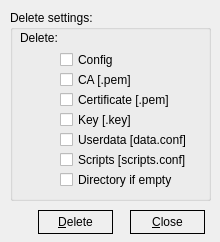
Securepoint/openvpn-client, file deleteconfig.ui: the form before one commit.
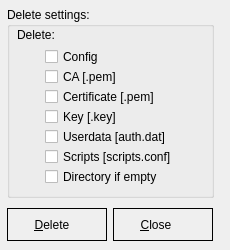
The form after the commit. Icons and pictures are not drawn.

Commit message: [SSL VPN Client] * newest version * joining both clients into one code base * GUI changed * several bugfixes * crypted userdata * new commandline Parameter * authenticationdialogs on demand * making most classes singleton * adding 64bit check * adding 64bit TAP driver and tapinstall [thanks to openvpn] * removing TAP info * adding tango items [tango.freedesktop.org] :) * manging configurations with the GUI, didn't delete all fields now. * many many more ...

```diff
--- a/deleteconfig.ui
+++ b/deleteconfig.ui
@@ -6,20 +6,20 @@
    <rect>
     <x>0</x>
     <y>0</y>
-    <width>220</width>
-    <height>242</height>
+    <width>230</width>
+    <height>250</height>
    </rect>
   </property>
   <property name="minimumSize">
    <size>
-    <width>220</width>
-    <height>242</height>
+    <width>230</width>
+    <height>250</height>
    </size>
   </property>
   <property name="maximumSize">
    <size>
-    <width>220</width>
-    <height>242</height>
+    <width>230</width>
+    <height>250</height>
    </size>
   </property>
   <property name="windowTitle">
@@ -35,9 +35,9 @@
   <widget class="QGroupBox" name="groupBox">
    <property name="geometry">
     <rect>
-     <x>10</x>
-     <y>10</y>
-     <width>201</width>
+     <x>7</x>
+     <y>7</y>
+     <width>207</width>
      <height>191</height>
     </rect>
    </property>
@@ -60,9 +60,9 @@
    <widget class="QCheckBox" name="cbConfigFile">
     <property name="geometry">
      <rect>
-      <x>50</x>
+      <x>38</x>
       <y>40</y>
-      <width>61</width>
+      <width>161</width>
       <height>19</height>
      </rect>
     </property>
@@ -108,9 +108,9 @@
    <widget class="QCheckBox" name="cbCA">
     <property name="geometry">
      <rect>
-      <x>50</x>
+      <x>38</x>
       <y>60</y>
-      <width>71</width>
+      <width>161</width>
       <height>19</height>
      </rect>
     </property>
@@ -156,9 +156,9 @@
    <widget class="QCheckBox" name="cbCert">
     <property name="geometry">
      <rect>
-      <x>50</x>
+      <x>38</x>
       <y>80</y>
-      <width>111</width>
+      <width>161</width>
       <height>19</height>
      </rect>
     </property>
@@ -204,9 +204,9 @@
    <widget class="QCheckBox" name="cbKey">
     <property name="geometry">
      <rect>
-      <x>50</x>
+      <x>38</x>
       <y>100</y>
-      <width>71</width>
+      <width>151</width>
       <height>19</height>
      </rect>
     </property>
@@ -252,9 +252,9 @@
    <widget class="QCheckBox" name="cbUserdata">
     <property name="geometry">
      <rect>
-      <x>50</x>
+      <x>38</x>
       <y>120</y>
-      <width>131</width>
+      <width>161</width>
       <height>19</height>
      </rect>
     </property>
@@ -294,15 +294,15 @@
 </string>
     </property>
     <property name="text">
-     <string>Userdata [data.conf]</string>
+     <string>Userdata [auth.dat]</string>
     </property>
    </widget>
    <widget class="QCheckBox" name="cbScript">
     <property name="geometry">
      <rect>
-      <x>50</x>
+      <x>38</x>
       <y>140</y>
-      <width>131</width>
+      <width>161</width>
       <height>19</height>
      </rect>
     </property>
@@ -348,9 +348,9 @@
    <widget class="QCheckBox" name="cbDir">
     <property name="geometry">
      <rect>
-      <x>50</x>
+      <x>38</x>
       <y>160</y>
-      <width>121</width>
+      <width>161</width>
       <height>19</height>
      </rect>
     </property>
@@ -397,24 +397,37 @@
   <widget class="QPushButton" name="cmdDelete">
    <property name="geometry">
     <rect>
-     <x>38</x>
-     <y>210</y>
-     <width>75</width>
-     <height>24</height>
+     <x>7</x>
+     <y>208</y>
+     <width>100</width>
+     <height>33</height>
     </rect>
    </property>
    <property name="styleSheet">
     <string notr="true">:enabled {border: 1px solid black}
 :disabled {border: 1px solid black}
-:hover {background-color: rgb(195, 195, 195);}</string>
+:hover {background-color: rgb(195, 195, 195);}
+QPushButton {height: 25px; width: 50px;text-align:left;
+	padding-left: 10px;
+	padding-top: 3px;
+	padding-bottom: 3px;}</string>
    </property>
    <property name="text">
-    <string>&amp;Delete</string>
+    <string>     &amp;Delete</string>
    </property>
    <property name="icon">
     <iconset resource="systray.qrc">
      <normaloff>:/images/delete.png</normaloff>:/images/delete.png</iconset>
    </property>
+   <property name="iconSize">
+    <size>
+     <width>22</width>
+     <height>22</height>
+    </size>
+   </property>
+   <property name="default">
+    <bool>true</bool>
+   </property>
    <property name="flat">
     <bool>true</bool>
    </property>
@@ -422,19 +435,23 @@
   <widget class="QPushButton" name="cmdCancel">
    <property name="geometry">
     <rect>
-     <x>130</x>
-     <y>210</y>
-     <width>75</width>
-     <height>24</height>
+     <x>113</x>
+     <y>208</y>
+     <width>100</width>
+     <height>33</height>
     </rect>
    </property>
    <property name="styleSheet">
     <string notr="true">:enabled {border: 1px solid black}
 :disabled {border: 1px solid black}
-:hover {background-color: rgb(195, 195, 195);}</string>
+:hover {background-color: rgb(195, 195, 195);}
+QPushButton {height: 25px; width: 50px;text-align:left;
+	padding-left: 10px;
+	padding-top: 3px;
+	padding-bottom: 3px;}</string>
    </property>
    <property name="text">
-    <string>&amp;Close</string>
+    <string>     &amp;Close</string>
    </property>
    <property name="icon">
     <iconset resource="systray.qrc">
```
Left out of the diff: 7 changed lines with no effect on the pictures. The commit also changes 122 other files.
